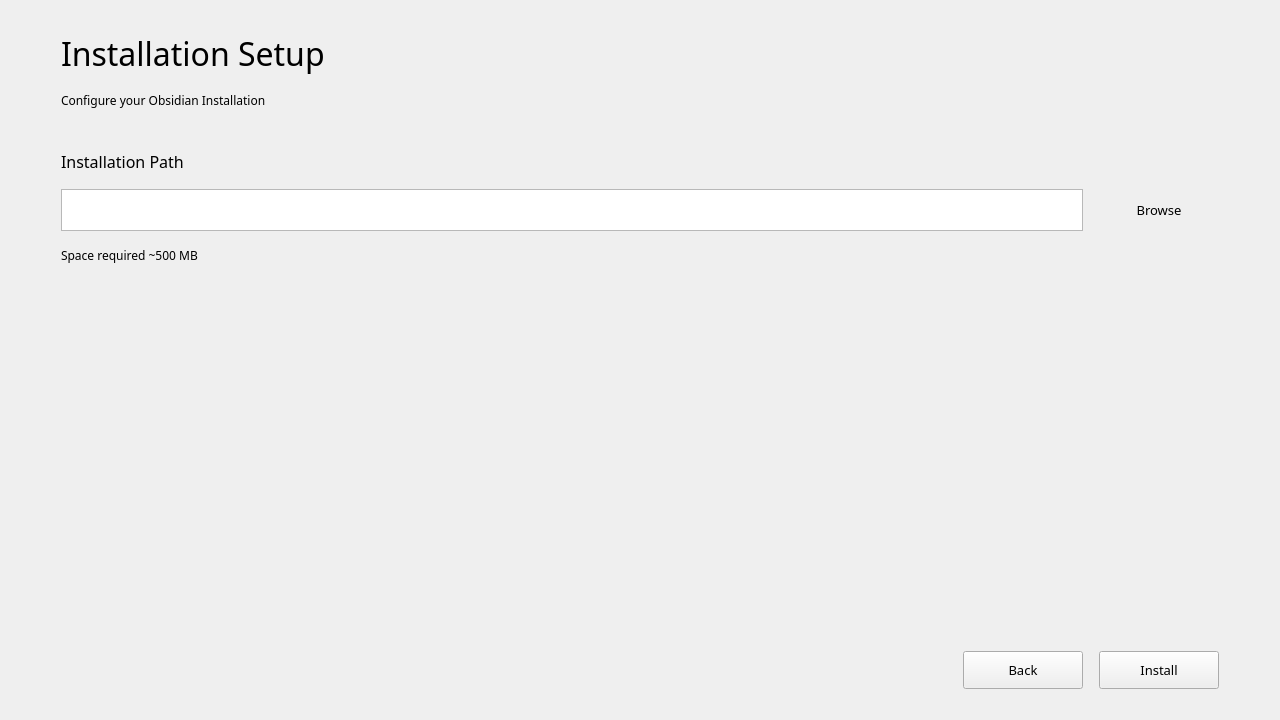
The window that ui/setuppage.ui (Obsidian-Minecraft-Server-Portal/installer-app) describes before a commit, drawn with Qt 5.
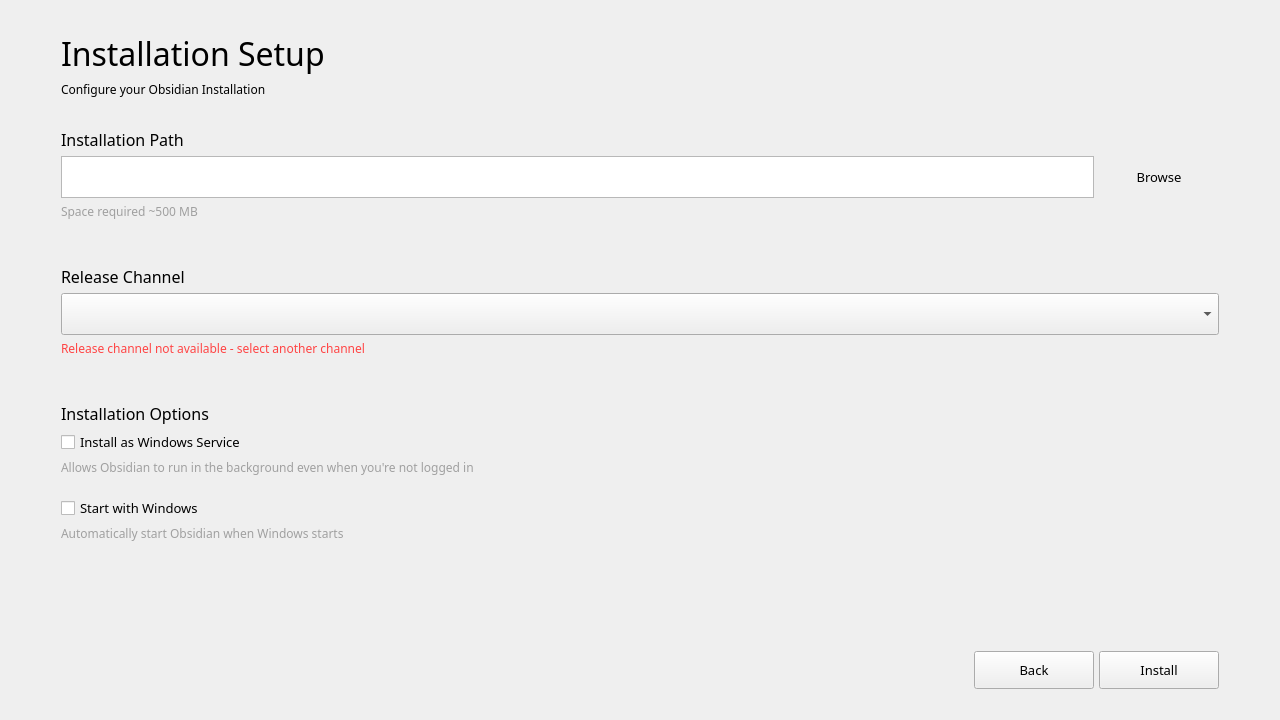
The same window after the commit.

Commit message:
Add release channel selector and adjust SetupPage UI layout
Introduced a `QComboBox` for selecting release channels and added placeholder items (Release, Beta, Alpha). Adjusted SetupPage layout spacing and added installation options including "Install as Windows Service" and "Start with Windows". Updated related `.ui`, `.cpp`, and stylesheet files for consistent styling.

```diff
--- a/ui/setuppage.ui
+++ b/ui/setuppage.ui
@@ -17,7 +17,7 @@
    <item>
     <layout class="QVBoxLayout" name="verticalLayout">
      <property name="spacing">
-      <number>16</number>
+      <number>5</number>
      </property>
      <property name="leftMargin">
       <number>50</number>
@@ -202,11 +202,196 @@
          <family>Minecraft Seven v2</family>
         </font>
        </property>
+       <property name="styleSheet">
+        <string notr="true">color: #a0a0a0;</string>
+       </property>
        <property name="text">
         <string>Space required ~500 MB</string>
        </property>
       </widget>
      </item>
+     <item>
+      <spacer name="verticalSpacer_3">
+       <property name="orientation">
+        <enum>Qt::Orientation::Vertical</enum>
+       </property>
+       <property name="sizeType">
+        <enum>QSizePolicy::Policy::Fixed</enum>
+       </property>
+       <property name="sizeHint" stdset="0">
+        <size>
+         <width>20</width>
+         <height>40</height>
+        </size>
+       </property>
+      </spacer>
+     </item>
+     <item>
+      <widget class="QLabel" name="label_5">
+       <property name="font">
+        <font>
+         <family>Minecraft Seven v2</family>
+         <pointsize>12</pointsize>
+        </font>
+       </property>
+       <property name="text">
+        <string>Release Channel</string>
+       </property>
+      </widget>
+     </item>
+     <item>
+      <widget class="QComboBox" name="releaseChannelSelector">
+       <property name="minimumSize">
+        <size>
+         <width>0</width>
+         <height>42</height>
+        </size>
+       </property>
+       <property name="font">
+        <font>
+         <family>Minecraft Seven v2</family>
+         <pointsize>10</pointsize>
+        </font>
+       </property>
+       <property name="cursor">
+        <cursorShape>PointingHandCursor</cursorShape>
+       </property>
+      </widget>
+     </item>
+     <item>
+      <widget class="QLabel" name="label_6">
+       <property name="font">
+        <font>
+         <family>Minecraft Seven v2</family>
+        </font>
+       </property>
+       <property name="styleSheet">
+        <string notr="true">color: #ff4444;</string>
+       </property>
+       <property name="text">
+        <string>Release channel not available - select another channel</string>
+       </property>
+      </widget>
+     </item>
+     <item>
+      <spacer name="verticalSpacer_4">
+       <property name="orientation">
+        <enum>Qt::Orientation::Vertical</enum>
+       </property>
+       <property name="sizeType">
+        <enum>QSizePolicy::Policy::Fixed</enum>
+       </property>
+       <property name="sizeHint" stdset="0">
+        <size>
+         <width>20</width>
+         <height>40</height>
+        </size>
+       </property>
+      </spacer>
+     </item>
+     <item>
+      <widget class="QLabel" name="label_7">
+       <property name="font">
+        <font>
+         <family>Minecraft Seven v2</family>
+         <pointsize>12</pointsize>
+        </font>
+       </property>
+       <property name="text">
+        <string>Installation Options</string>
+       </property>
+      </widget>
+     </item>
+     <item>
+      <widget class="QCheckBox" name="checkBox">
+       <property name="sizePolicy">
+        <sizepolicy hsizetype="Fixed" vsizetype="Fixed">
+         <horstretch>0</horstretch>
+         <verstretch>0</verstretch>
+        </sizepolicy>
+       </property>
+       <property name="font">
+        <font>
+         <family>Minecraft Seven v2</family>
+         <pointsize>10</pointsize>
+        </font>
+       </property>
+       <property name="cursor">
+        <cursorShape>PointingHandCursor</cursorShape>
+       </property>
+       <property name="text">
+        <string>Install as Windows Service</string>
+       </property>
+      </widget>
+     </item>
+     <item>
+      <widget class="QLabel" name="label_8">
+       <property name="font">
+        <font>
+         <family>Minecraft Seven v2</family>
+        </font>
+       </property>
+       <property name="styleSheet">
+        <string notr="true">color: #a0a0a0;</string>
+       </property>
+       <property name="text">
+        <string>Allows Obsidian to run in the background even when you're not logged in</string>
+       </property>
+      </widget>
+     </item>
+     <item>
+      <spacer name="verticalSpacer_5">
+       <property name="orientation">
+        <enum>Qt::Orientation::Vertical</enum>
+       </property>
+       <property name="sizeType">
+        <enum>QSizePolicy::Policy::Fixed</enum>
+       </property>
+       <property name="sizeHint" stdset="0">
+        <size>
+         <width>20</width>
+         <height>15</height>
+        </size>
+       </property>
+      </spacer>
+     </item>
+     <item>
+      <widget class="QCheckBox" name="checkBox_2">
+       <property name="sizePolicy">
+        <sizepolicy hsizetype="Fixed" vsizetype="Fixed">
+         <horstretch>0</horstretch>
+         <verstretch>0</verstretch>
+        </sizepolicy>
+       </property>
+       <property name="font">
+        <font>
+         <family>Minecraft Seven v2</family>
+         <pointsize>10</pointsize>
+        </font>
+       </property>
+       <property name="cursor">
+        <cursorShape>PointingHandCursor</cursorShape>
+       </property>
+       <property name="text">
+        <string>Start with Windows</string>
+       </property>
+      </widget>
+     </item>
+     <item>
+      <widget class="QLabel" name="label_9">
+       <property name="font">
+        <font>
+         <family>Minecraft Seven v2</family>
+        </font>
+       </property>
+       <property name="styleSheet">
+        <string notr="true">color: #a0a0a0;</string>
+       </property>
+       <property name="text">
+        <string>Automatically start Obsidian when Windows starts</string>
+       </property>
+      </widget>
+     </item>
      <item>
       <spacer name="verticalSpacer">
        <property name="orientation">
```
The commit also changes 3 other files.
